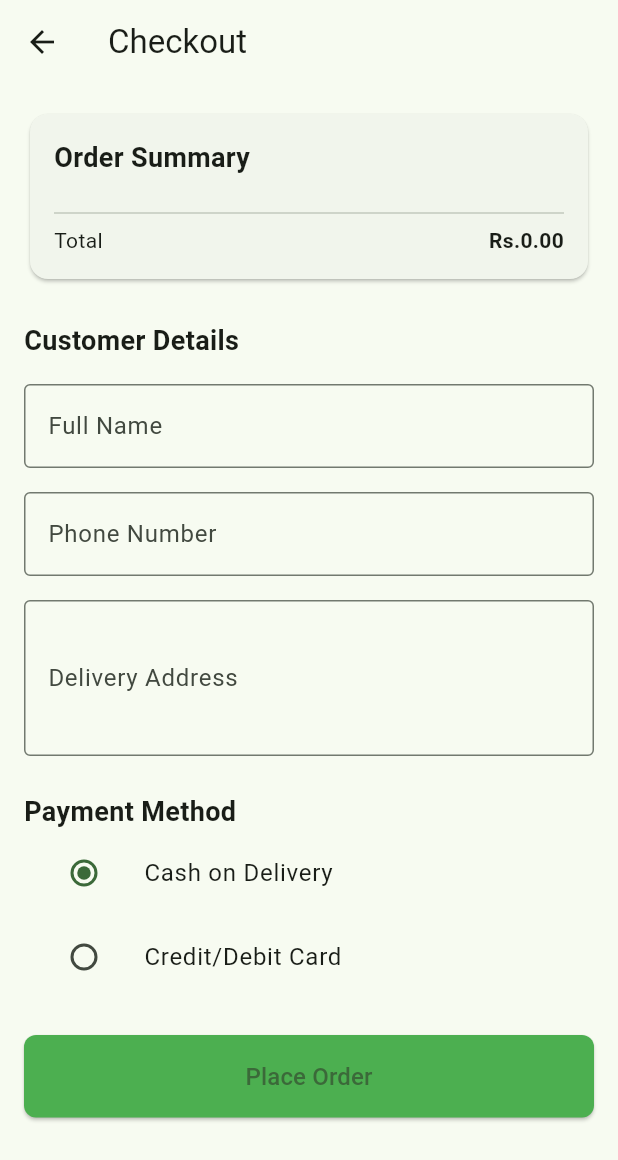
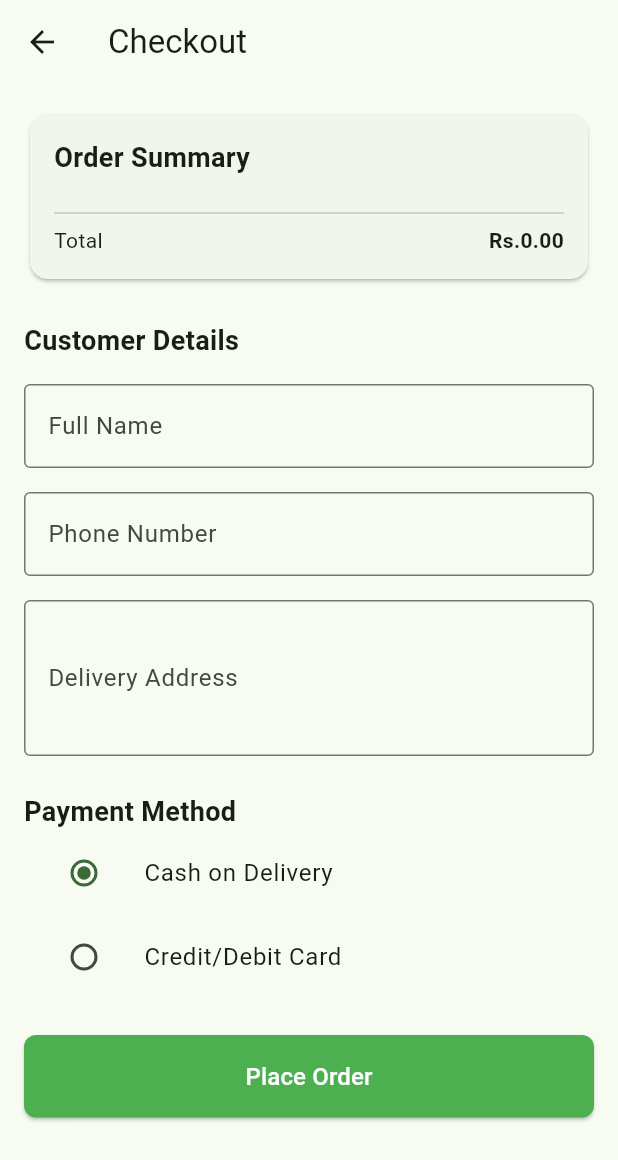
Before and after one commit to dilinid/GroceryStore, a Flutter app: the CheckoutPage screen opened directly, on a phone screen of 412 x 824 dp. Shown: the top 1160 px of the screen. Run offline on Flutter 3.47's test engine with Material 3 defaults, Android fonts, the phone set to English and light mode, and no system bars; our stand-ins replace google_fonts.

Commit message:
Place order button

```diff
--- a/lib/pages/checkout_page.dart
+++ b/lib/pages/checkout_page.dart
@@ -235,7 +235,10 @@ class _CheckoutPageState extends State<CheckoutPage> {
                       ),
                       child: const Text(
                         'Place Order',
-                        style: TextStyle(fontSize: 16),
+                        style: TextStyle(
+                          fontSize: 16,
+                          color: Colors.white
+                          ),
                       ),
                     ),
                   ),
```
